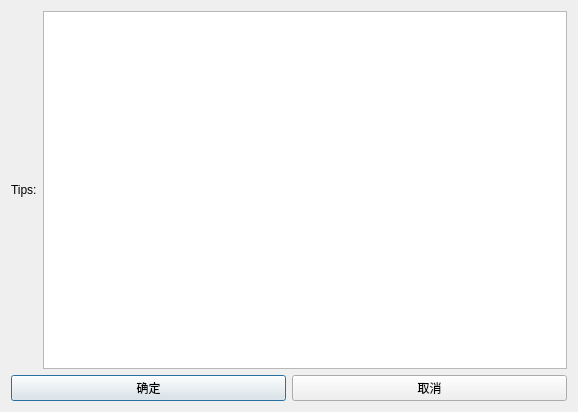
First picture: the form in src/config_ui/qt/src/config/ui/common/confirmation_dialog.ui, repository eth-from-zero/qzy-environmental-monitoring, before the edit.
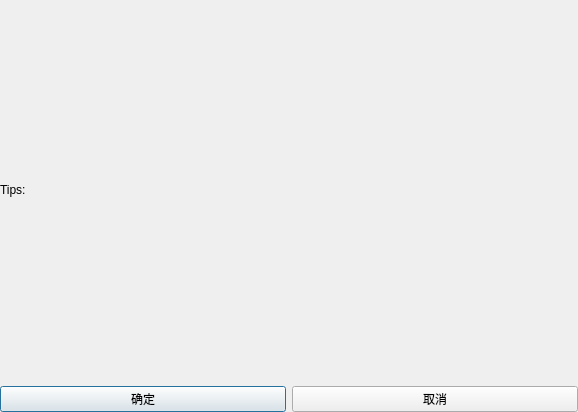
Second picture: the form after the edit.

The edit to the form file:
```diff
--- a/src/config_ui/qt/src/config/ui/common/confirmation_dialog.ui
+++ b/src/config_ui/qt/src/config/ui/common/confirmation_dialog.ui
@@ -13,9 +13,21 @@
   <property name="windowTitle">
    <string>Dialog</string>
   </property>
-  <layout class="QVBoxLayout" name="verticalLayout">
+  <layout class="QVBoxLayout" name="verticalLayout" stretch="5,1">
+   <property name="leftMargin">
+    <number>0</number>
+   </property>
+   <property name="topMargin">
+    <number>0</number>
+   </property>
+   <property name="rightMargin">
+    <number>0</number>
+   </property>
+   <property name="bottomMargin">
+    <number>0</number>
+   </property>
    <item>
-    <layout class="QHBoxLayout" name="horizontalLayout">
+    <layout class="QHBoxLayout" name="horizontalLayout" stretch="1,5">
      <item>
       <widget class="QLabel" name="label">
        <property name="text">
@@ -24,7 +36,11 @@
       </widget>
      </item>
      <item>
-      <widget class="QTextBrowser" name="tb_tips"/>
+      <widget class="QLabel" name="lb_content">
+       <property name="text">
+        <string/>
+       </property>
+      </widget>
      </item>
     </layout>
    </item>
```
